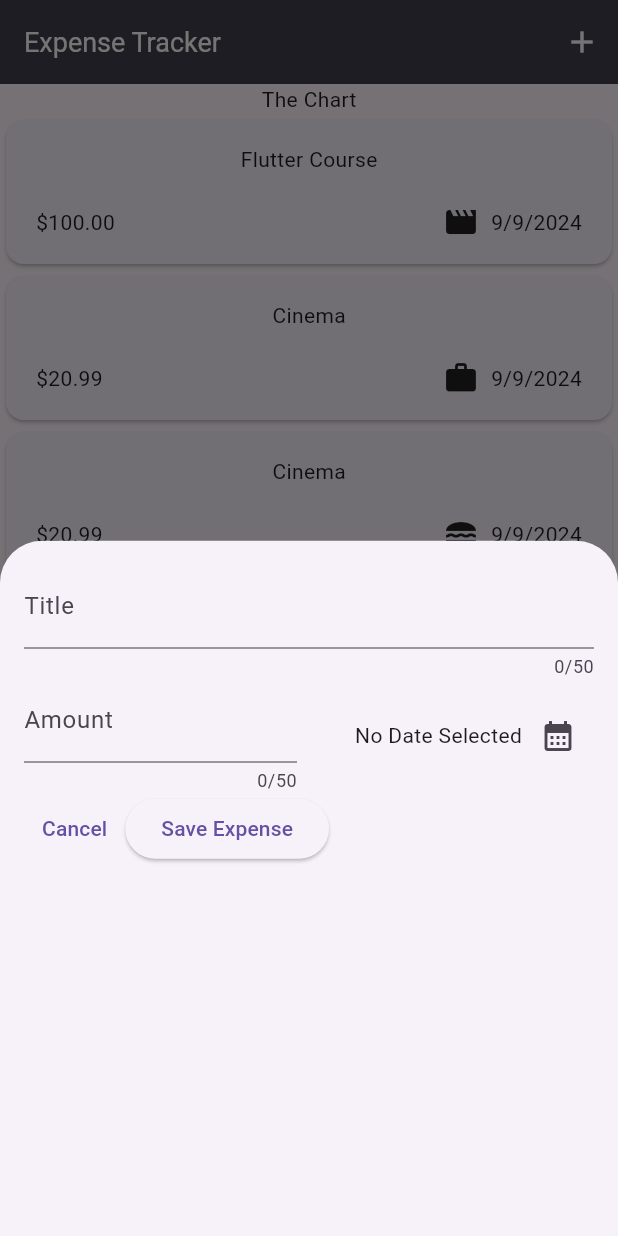
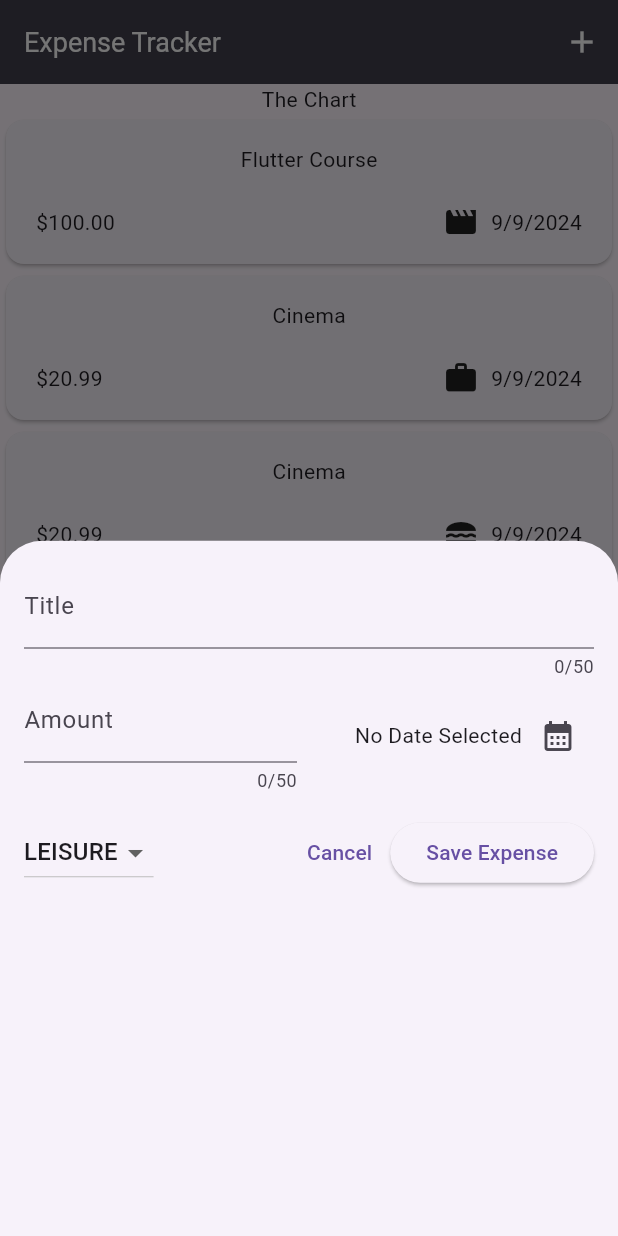
Before and after one commit to AdepojuToyeeb/e_t, a Flutter app: the screen it shows after launch, after a tap on the "add" icon, on a phone screen of 412 x 824 dp. Run offline on Flutter 3.47's test engine with Material 3 defaults, Android fonts, the phone set to English and light mode, and no system bars.

Commit message:
added a dropdown menu item to the form

```diff
--- a/lib/widgets/new_expense.dart
+++ b/lib/widgets/new_expense.dart
@@ -15,6 +15,7 @@ class _NewExpenseState extends State<NewExpense> {
   final _amountController = TextEditingController();
   final now = DateTime.now();
   DateTime? _selectedDate;
+  Category _selectedCategory = Category.leisure;
 
   void _presentDatePicker() async {
     final pickedDate = await showDatePicker(
@@ -75,8 +76,28 @@ class _NewExpenseState extends State<NewExpense> {
               ),
             ],
           ),
+          const SizedBox(height: 16),
           Row(
             children: [
+              DropdownButton(
+                  value: _selectedCategory,
+                  items: Category.values
+                      .map((category) => DropdownMenuItem(
+                            value: category,
+                            child: Text(
+                              category.name.toUpperCase(),
+                            ),
+                          ))
+                      .toList(),
+                  onChanged: (value) {
+                    if (value == null) {
+                      return;
+                    }
+                    setState(() {
+                      _selectedCategory = value;
+                    });
+                  }),
+              const Spacer(),
               TextButton(
                   onPressed: () {
                     Navigator.pop(context);
```
